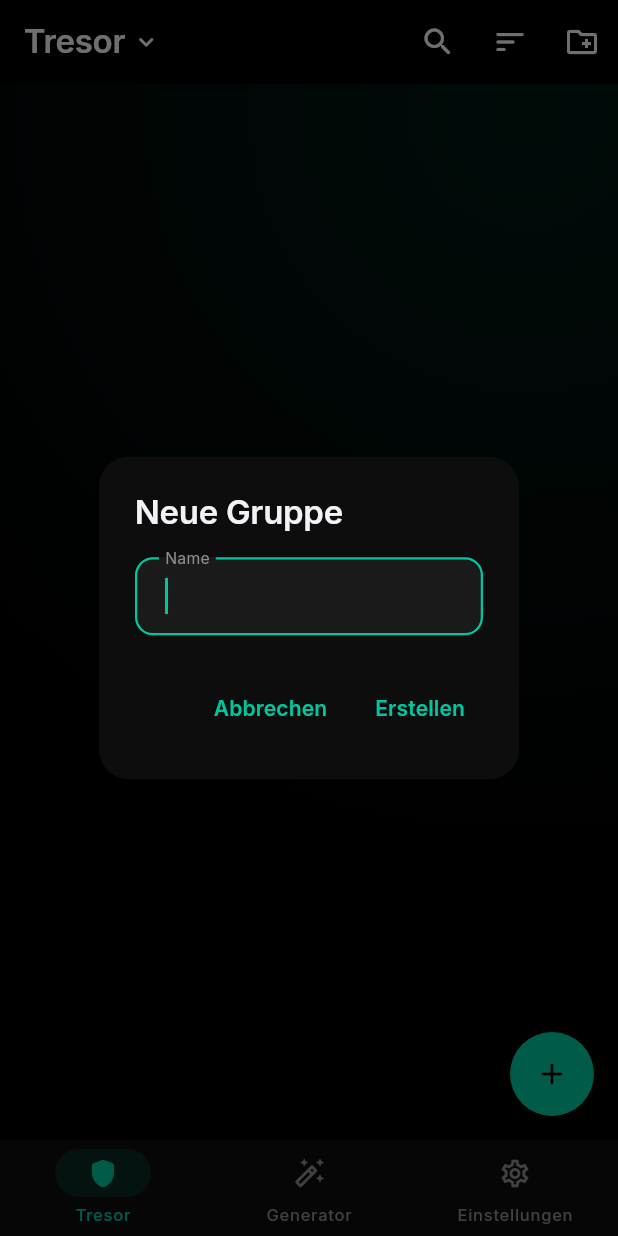
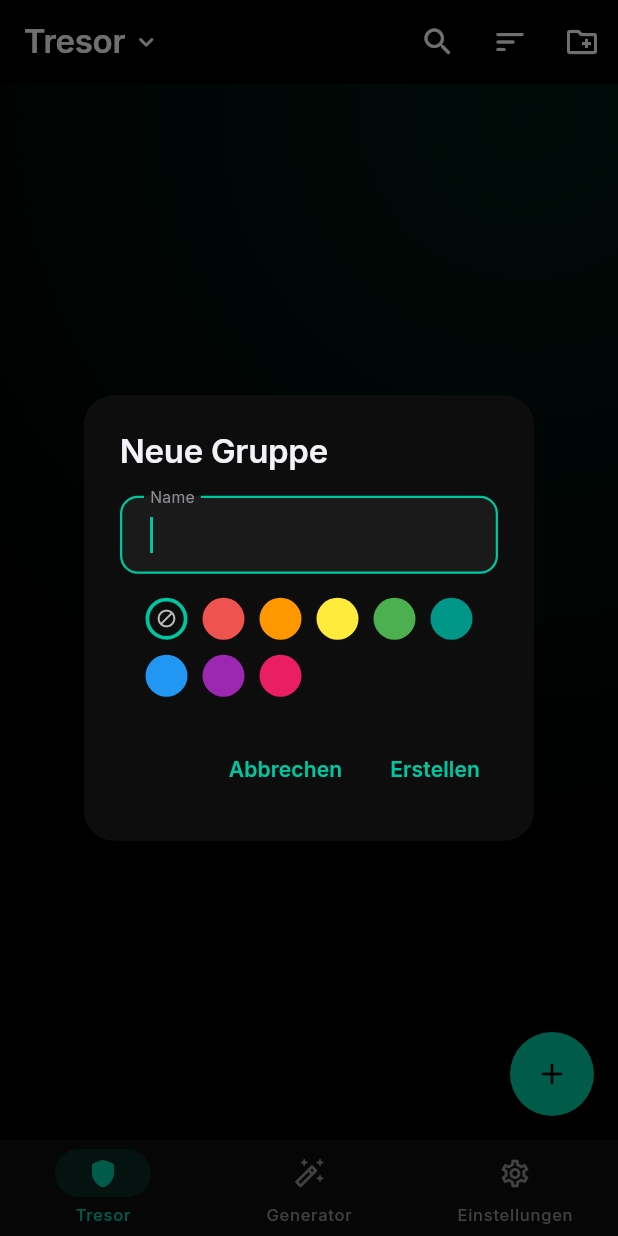
Before and after one commit to williklassner-ui/K-Passwort, a Flutter app: the VaultHomeScreen screen opened by its route, after a tap on the "create new folder" icon, on a phone screen of 412 x 824 dp. Run offline on Flutter 3.47's test engine with Material 3 defaults, Android fonts, the phone set to English and light mode, and no system bars; drawn by our look-alikes of flutter_animate; our stand-ins replace cached_network_image, flutter_riverpod, flutter_secure_storage, freezed_annotation, go_router, image_picker and 2 more; missing offline and left inert: argon2_ffi_base, kdbx, pointycastle, zxcvbn; accounts and stored records are empty.

Commit message:
feat: Tag- und Gruppenfarben (#9)
Farben für Tags und Gruppen: 8 voreingestellte Farben wählbar.
- Neues ColorPickerRow-Widget (9 Felder: kein Tint + 8 Farben)
- TagColorsNotifier / GroupColorsNotifier in SharedPreferences gespeichert
- Farbauswahl in _editTag und _addTag (entry_edit_screen.dart)
- Farbauswahl in _showNewGroupDialog (vault_home_screen.dart)
- CircleAvatar-Indikator in Filter-Chips für Tags und Gruppen

```diff
--- a/lib/features/vault/presentation/screens/vault_home_screen.dart
+++ b/lib/features/vault/presentation/screens/vault_home_screen.dart
@@ -6,7 +6,9 @@ import 'package:go_router/go_router.dart';
 import 'package:k_passwort/core/constants/route_constants.dart';
 import 'package:k_passwort/core/utils/vault_open_flow.dart';
 import 'package:k_passwort/data/models/vault_group.dart';
+import 'package:k_passwort/features/vault/presentation/widgets/color_picker_row.dart';
 import 'package:k_passwort/features/vault/presentation/widgets/entry_card.dart';
+import 'package:k_passwort/features/vault/providers/color_providers.dart';
 import 'package:k_passwort/features/vault/providers/vault_list_provider.dart';
 import 'package:k_passwort/features/vault/providers/vault_provider.dart';
 import 'package:k_passwort/ui/theme/color_scheme.dart';
@@ -189,14 +191,28 @@ class _VaultHomeScreenState extends ConsumerState<VaultHomeScreen> {
 
   Future<void> _showNewGroupDialog() async {
     final nameCtrl = TextEditingController();
+    int colorValue = 0;
     final confirmed = await showDialog<bool>(
       context: context,
-      builder: (ctx) => AlertDialog(
+      builder: (ctx) => StatefulBuilder(
+        builder: (ctx, setDlgState) => AlertDialog(
           title: const Text('Neue Gruppe'),
-        content: TextField(
+          content: SingleChildScrollView(
+            child: Column(
+              mainAxisSize: MainAxisSize.min,
+              children: [
+                TextField(
                   controller: nameCtrl,
                   decoration: const InputDecoration(labelText: 'Name'),
                   autofocus: true,
+                ),
+                const SizedBox(height: 16),
+                ColorPickerRow(
+                  selectedColor: colorValue,
+                  onColorSelected: (c) => setDlgState(() => colorValue = c),
+                ),
+              ],
+            ),
           ),
           actions: [
             TextButton(
@@ -209,15 +225,23 @@ class _VaultHomeScreenState extends ConsumerState<VaultHomeScreen> {
             ),
           ],
         ),
+      ),
     );
     if (confirmed == true && nameCtrl.text.isNotEmpty && mounted) {
       setState(() => _savingGroup = true);
       final repo = ref.read(vaultRepositoryProvider);
-      await repo.addGroup(VaultGroup(
-        id: const Uuid().v4(),
-        name: nameCtrl.text,
-      ));
+      final trimmedName = nameCtrl.text.trim();
+      await repo.addGroup(VaultGroup(id: const Uuid().v4(), name: trimmedName));
       ref.read(vaultRevisionProvider.notifier).update((n) => n + 1);
+      if (colorValue != 0) {
+        final newGroup = repo.groups.lastWhere(
+          (g) => g.name == trimmedName,
+          orElse: () => VaultGroup(id: '', name: ''),
+        );
+        if (newGroup.id.isNotEmpty) {
+          await ref.read(groupColorsProvider.notifier).setColor(newGroup.id, colorValue);
+        }
+      }
       if (mounted) setState(() => _savingGroup = false);
     }
   }
@@ -376,6 +400,8 @@ class _VaultHomeScreenState extends ConsumerState<VaultHomeScreen> {
     final selectionMode = ref.watch(selectionModeProvider);
     final selectedIds = ref.watch(selectedEntryIdsProvider);
     final vaultName = ref.watch(currentVaultNameProvider);
+    final tagColors = ref.watch(tagColorsProvider);
+    final groupColors = ref.watch(groupColorsProvider);
 
     final hasFilters = allTags.isNotEmpty || groups.isNotEmpty;
 
@@ -489,9 +515,17 @@ class _VaultHomeScreenState extends ConsumerState<VaultHomeScreen> {
                                   ref.read(selectedGroupProvider.notifier).state = null,
                             ),
                           ),
-                          ...groups.map((g) => Padding(
+                          ...groups.map((g) {
+                                final groupColor = groupColors[g.id] ?? 0;
+                                return Padding(
                                   padding: const EdgeInsets.only(right: 8),
                                   child: FilterChip(
+                                    avatar: groupColor != 0
+                                        ? CircleAvatar(
+                                            backgroundColor: Color(groupColor),
+                                            radius: 6,
+                                          )
+                                        : null,
                                     label: Text(g.name),
                                     selected: selectedGroup == g.id,
                                     onSelected: (_) {
@@ -499,7 +533,8 @@ class _VaultHomeScreenState extends ConsumerState<VaultHomeScreen> {
                                           selectedGroup == g.id ? null : g.id;
                                     },
                                   ),
-                              )),
+                                );
+                              }),
                         ],
                       ),
                     ),
@@ -514,6 +549,7 @@ class _VaultHomeScreenState extends ConsumerState<VaultHomeScreen> {
                       child: Row(
                         children: allTags.map((tag) {
                           final isSelected = selectedTags.contains(tag.name);
+                          final tagColor = tagColors[tag.name] ?? 0;
                           return Padding(
                             padding: const EdgeInsets.only(right: 8),
                             child: FilterChip(
@@ -522,7 +558,12 @@ class _VaultHomeScreenState extends ConsumerState<VaultHomeScreen> {
                                       IconData(tag.iconCode, fontFamily: 'MaterialIcons'),
                                       size: 14,
                                     )
-                                  : null,
+                                  : (tagColor != 0
+                                      ? CircleAvatar(
+                                          backgroundColor: Color(tagColor),
+                                          radius: 6,
+                                        )
+                                      : null),
                               label: Text(tag.name),
                               selected: isSelected,
                               onSelected: (v) {
--- /dev/null
+++ b/lib/features/vault/presentation/widgets/color_picker_row.dart
@@ -0,0 +1,56 @@
+import 'package:flutter/material.dart';
+import 'package:k_passwort/features/vault/providers/color_providers.dart';
+
+class ColorPickerRow extends StatelessWidget {
+  const ColorPickerRow({
+    super.key,
+    required this.selectedColor,
+    required this.onColorSelected,
+  });
+
+  final int selectedColor;
+  final ValueChanged<int> onColorSelected;
+
+  @override
+  Widget build(BuildContext context) {
+    final primary = Theme.of(context).colorScheme.primary;
+    return Wrap(
+      spacing: 10,
+      runSpacing: 10,
+      children: [
+        _swatch(
+          context,
+          color: 0,
+          primary: primary,
+          child: Icon(Icons.block_rounded, size: 14, color: Colors.grey.shade400),
+        ),
+        ...kPresetColors.map(
+          (c) => _swatch(context, color: c, primary: primary),
+        ),
+      ],
+    );
+  }
+
+  Widget _swatch(BuildContext context, {required int color, required Color primary, Widget? child}) {
+    final isSelected = selectedColor == color;
+    return GestureDetector(
+      onTap: () => onColorSelected(color),
+      child: Container(
+        width: 28,
+        height: 28,
+        decoration: BoxDecoration(
+          color: color == 0 ? null : Color(color),
+          shape: BoxShape.circle,
+          border: Border.all(
+            color: isSelected ? primary : (color == 0 ? Colors.grey.shade400 : Colors.transparent),
+            width: isSelected ? 2.5 : 1,
+          ),
+        ),
+        child: child ??
+            (isSelected
+                ? const Icon(Icons.check_rounded, size: 16, color: Colors.white)
+                : null),
+      ),
+    );
+  }
+}
```
Also changed, not shown: lib/features/vault/presentation/screens/entry_edit_screen.dart (+20 -0 lines), lib/features/vault/providers/color_providers.dart (added, +92 -0 lines). Lines whose indentation alone changed are shown as unchanged.
